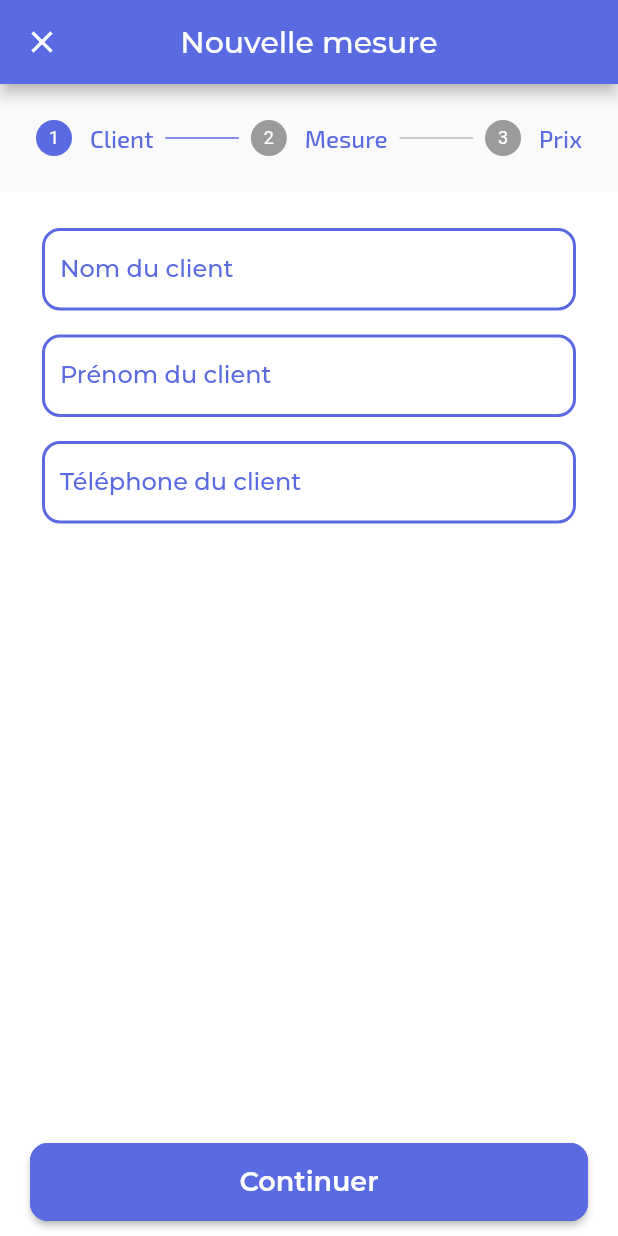
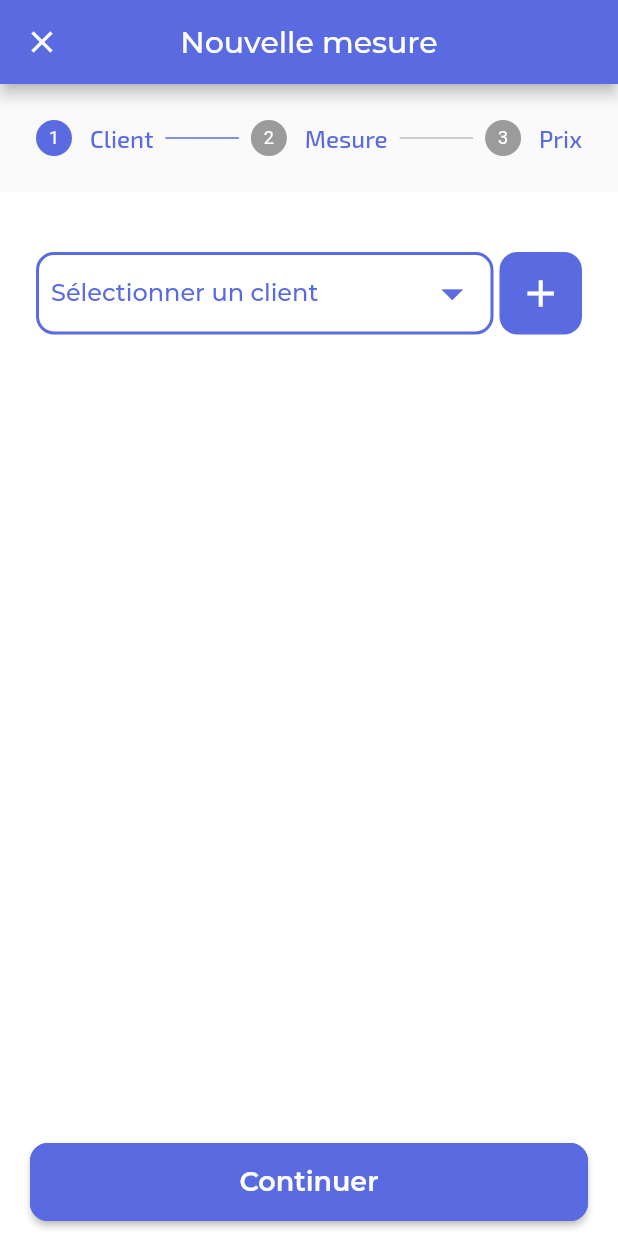
Before and after one commit to hsawadogo08/tailor_book, a Flutter app: the Tabs screen opened directly, after a tap on the "add" icon, on a phone screen of 412 x 824 dp. Run offline on Flutter 3.47's test engine with Material 2 defaults, Android fonts, the phone set to English and light mode, and no system bars; our stand-ins replace cached_network_image, cloud_firestore, convex_bottom_bar, delayed_display, easy_stepper, firebase_auth and 15 more; missing offline and left inert: dynamic_form, flutter_awesome_select, flutter_onboard, select_dialog; accounts and stored records are empty; statements that could not run were skipped.

Commit message:
Add new component

```diff
--- a/lib/main.dart
+++ b/lib/main.dart
@@ -1,3 +1,4 @@
+import 'package:cloud_firestore/cloud_firestore.dart';
 import 'package:firebase_core/firebase_core.dart';
 import 'package:flutter/material.dart';
 import 'package:flutter_bloc/flutter_bloc.dart';
@@ -17,6 +18,11 @@ void main() async {
   WidgetsFlutterBinding.ensureInitialized();
   await Firebase.initializeApp(
     options: DefaultFirebaseOptions.currentPlatform,
+  );
+  // await FirebaseFirestore.instance.enablePersistence();
+  FirebaseFirestore.instance.settings = const Settings(
+    cacheSizeBytes: Settings.CACHE_SIZE_UNLIMITED,
+    persistenceEnabled: true,
   );
   bool registedStatus = await UserService.getRegistedStatus();
   runApp(MyApp(
--- a/lib/pages/add_measure.page.dart
+++ b/lib/pages/add_measure.page.dart
@@ -9,6 +9,7 @@ import 'package:flutter/material.dart';
 import 'package:flutter_bloc/flutter_bloc.dart';
 import 'package:google_fonts/google_fonts.dart';
 import 'package:intl/intl.dart';
+import 'package:select_dialog/select_dialog.dart';
 import 'package:tailor_book/bloc/dynamic_form.bloc.dart';
 import 'package:tailor_book/constants/color.dart';
 import 'package:tailor_book/models/customer.model.dart';
@@ -22,6 +23,7 @@ import 'package:tailor_book/widgets/shared/custom_select_field.widget.dart';
 import 'package:tailor_book/widgets/shared/custom_text_field.widget.dart';
 import 'package:tailor_book/widgets/shared/dynamic_form.widget.dart';
 import 'package:tailor_book/widgets/shared/loadingSpinner.dart';
+import 'package:tailor_book/widgets/shared/select_customer.widget.dart';
 import 'package:tailor_book/widgets/shared/toast.dart';
 
 class AddMeasure extends StatefulWidget {
@@ -32,17 +34,20 @@ class AddMeasure extends StatefulWidget {
 }
 
 class _AddMeasureState extends State<AddMeasure> {
+  bool enableAddNewCustomer = false;
   List<String> typeTenues = [
     "Robe",
     "Chemise",
-    "Pantalon",
-    "Culotte",
-    "Complet",
+    "Pantalon ou Culotte",
+    "Jupe",
+    "Complet Homme",
+    "Complet Femme"
   ];
   List<Map<String, dynamic>> fields = [];
   int _currentStep = 0;
   Measurement measurement = Measurement();
 
+  final customerCtrl = TextEditingController();
   final firstNameCtrl = TextEditingController();
   final lastNameCtrl = TextEditingController();
   final totalPriceCtrl = TextEditingController();
@@ -227,7 +232,51 @@ class _AddMeasureState extends State<AddMeasure> {
     return SingleChildScrollView(
       child: Column(
         children: [
-          // const SizedBox(height: 16),
+          const SizedBox(height: 16),
+          Row(
+            children: [
+              Expanded(
+                child: SelectCustomer(
+                  onPressed: (selectedCustomer) {
+                    measurement.customer = selectedCustomer;
+                    log("${measurement.customer?.lastName}");
+                  },
+                ),
+              ),
+              const SizedBox(
+                width: 4,
+              ),
+              GestureDetector(
+                onTap: () {
+                  setState(
+                    () {
+                      enableAddNewCustomer = !enableAddNewCustomer;
+                    },
+                  );
+                },
+                child: Container(
+                  height: 55,
+                  width: 55,
+                  decoration: BoxDecoration(
+                    color:
+                        !enableAddNewCustomer ? primaryColor : secondaryColor,
+                    borderRadius: BorderRadius.circular(12),
+                  ),
+                  child: Center(
+                    child: Icon(
+                      !enableAddNewCustomer ? Icons.add : Icons.remove,
+                      color: kWhite,
+                      size: 30,
+                    ),
+                  ),
+                ),
+              ),
+            ],
+          ),
+          const SizedBox(height: 16),
+          enableAddNewCustomer
+              ? Column(
+                  children: [
                     CustomTextField(
                       hint: "Nom du client",
                       keyboardType: TextInputType.text,
@@ -243,6 +292,9 @@ class _AddMeasureState extends State<AddMeasure> {
                       keyboardType: TextInputType.phone,
                       controller: phoneCtrl,
                     ),
+                  ],
+                )
+              : const SizedBox.shrink(),
         ],
       ),
     );
@@ -456,6 +508,7 @@ class _AddMeasureState extends State<AddMeasure> {
     String lastName = lastNameCtrl.text;
     String phoneNumber = phoneCtrl.text;
 
+    if (enableAddNewCustomer) {
       if (lastName == "") {
         Toast.showFlutterToast(
           context,
@@ -472,6 +525,17 @@ class _AddMeasureState extends State<AddMeasure> {
         measurement.customer?.lastName = lastName;
         measurement.customer?.firstName = firstName;
         measurement.customer?.phoneNumber = phoneNumber;
+        setState(() {
+          _currentStep++;
+        });
+      }
+    } else if (measurement.customer?.id == '') {
+      Toast.showFlutterToast(
+        context,
+        "Aucun client sélectionné !",
+        "error",
+      );
+    } else {
       setState(() {
         _currentStep++;
       });
--- a/lib/pages/add_photo.page.dart
+++ b/lib/pages/add_photo.page.dart
@@ -1,7 +1,6 @@
 import 'dart:developer';
 import 'dart:io';
 
-import 'package:firebase_storage/firebase_storage.dart';
 import 'package:flutter/material.dart';
 import 'package:google_fonts/google_fonts.dart';
 import 'package:image_picker/image_picker.dart';
@@ -24,7 +23,10 @@ class _AddPhotoState extends State<AddPhoto> {
 
   void getImage(ImageSource source) async {
     try {
-      final pickedImage = await ImagePicker().pickImage(source: source);
+      final pickedImage = await ImagePicker().pickImage(
+        source: source,
+        imageQuality: 25,
+      );
       if (pickedImage != null) {
         imageFile = pickedImage;
         setState(() {});
--- a/lib/pages/signin.page.dart
+++ b/lib/pages/signin.page.dart
@@ -4,7 +4,6 @@ import 'package:flutter_bloc/flutter_bloc.dart';
 import 'package:google_fonts/google_fonts.dart';
 import 'package:tailor_book/bloc/signin.bloc.dart';
 import 'package:tailor_book/constants/color.dart';
-import 'package:tailor_book/pages/add_photo.page.dart';
 import 'package:tailor_book/widgets/shared/app_logo.widget.dart';
 import 'package:tailor_book/widgets/shared/custom_button.widget.dart';
 import 'package:tailor_book/widgets/shared/custom_form_field.widget.dart';
--- a/lib/services/customer.service.dart
+++ b/lib/services/customer.service.dart
@@ -17,7 +17,6 @@ class CustomerService {
   static Future<String> save(Customer customer) async {
     String userUID =
         await SharedPrefConfig.getStringData(SharePrefKeys.JWT_TOKEN);
-    log("Customer ==> $userUID");
     if (userUID == "") {
       throw Exception("Le compte est introuvable !");
     }
--- a/lib/widgets/shared/dynamic_form.widget.dart
+++ b/lib/widgets/shared/dynamic_form.widget.dart
@@ -4,7 +4,6 @@ import 'package:dynamic_form/dynamic_form.dart';
 import 'package:flutter/material.dart';
 import 'package:google_fonts/google_fonts.dart';
 import 'package:tailor_book/constants/color.dart';
-
 
 class DynamicForm extends StatefulWidget {
   final FormController formController;
@@ -39,8 +38,9 @@ class _DynamicFormState extends State<DynamicForm> {
         TextElement(
           id: element["title"],
           label: element["title"],
-          typeInput:
-              element["type"] == "NUMBER" ? TypeInput.Numeric : TypeInput.Text,
+          typeInput: TypeInput.Numeric,
+          // typeInput:
+          //     element["type"] == "NUMBER" ? TypeInput.Numeric : TypeInput.Text,
           padding: const EdgeInsets.fromLTRB(0, 0, 0, 16),
         ),
       );
--- /dev/null
+++ b/lib/widgets/shared/select_customer.widget.dart
@@ -0,0 +1,127 @@
+import 'dart:developer';
+
+import 'package:cloud_firestore/cloud_firestore.dart';
+import 'package:flutter/material.dart';
+import 'package:google_fonts/google_fonts.dart';
+import 'package:select_dialog/select_dialog.dart';
+import 'package:tailor_book/constants/color.dart';
+import 'package:tailor_book/models/customer.model.dart';
+import 'package:tailor_book/services/customer.service.dart';
+
+class SelectCustomer extends StatefulWidget {
+  final ValueSetter<Customer> onPressed;
+  const SelectCustomer({
+    super.key,
+    required this.onPressed,
+  });
+
+  @override
+  State<SelectCustomer> createState() => _SelectCustomerState();
+}
+
+class _SelectCustomerState extends State<SelectCustomer> {
+  String selectedClient = "";
+  Customer selectedCustomer = Customer();
+  List<Customer> customers = [];
+
+  @override
+  void initState() {
+    super.initState();
+    getCustomers();
+  }
+
+  void getCustomers() async {
+    QuerySnapshot<Object?> response = await CustomerService.getAll();
+    customers = response.docs
+        .map(
+          (e) => Customer.fromDocumentSnapshot(e),
+        )
+        .toList();
+    log("$customers");
+  }
+
+  @override
+  Widget build(BuildContext context) {
+    return GestureDetector(
+      onTap: showClientModal,
+      child: Container(
+        height: 55,
+        padding: const EdgeInsets.symmetric(horizontal: 8),
+        decoration: BoxDecoration(
+          border: Border.all(
+            color: primaryColor,
+            width: 2,
+          ),
+          borderRadius: BorderRadius.circular(12),
+        ),
+        child: Row(
+          children: [
+            Expanded(
+              child: Text(
+                selectedClient == ""
+                    ? "Sélectionner un client"
+                    : selectedClient,
+                style: GoogleFonts.montserrat(
+                  fontSize: 16,
+                  color: primaryColor,
+                  fontWeight: FontWeight.w500,
+                ),
+              ),
+            ),
+            const Icon(
+              Icons.arrow_drop_down_sharp,
+              color: primaryColor,
+              size: 35,
+            )
+          ],
+        ),
+      ),
+    );
+  }
+
+  void showClientModal() {
+    SelectDialog.showModal<String>(
+      context,
+      label: "Mes Clients",
+      selectedValue: selectedClient,
+      items: List.generate(
+        customers.length,
+        (index) =>
+            "${customers[index].lastName} ${customers[index].firstName} - ${customers[index].phoneNumber}",
+      ),
+      onChange: (String selected) {
+        setState(() {
+          selectedClient = selected;
+          for (Customer value in customers) {
+            String name =
+                "${value.lastName} ${value.firstName} - ${value.phoneNumber}";
+            if (name == selected) {
+              selectedCustomer = value;
+            }
+          }
+          widget.onPressed(selectedCustomer);
+
+        });
+      },
+      searchBoxDecoration: InputDecoration(
+        hintText: "Rechercher un client...",
+        hintStyle: GoogleFonts.montserrat(
+          fontSize: 14,
+          color: primaryColor,
+          fontWeight: FontWeight.w300,
+        ),
+        border: const UnderlineInputBorder(
+          borderSide: BorderSide(
+            color: primaryColor,
+            width: 4,
+          ),
+        ),
+      ),
+      titleStyle: GoogleFonts.montserrat(
+        fontSize: 16,
+        color: primaryColor,
+        fontWeight: FontWeight.w700,
+      ),
+    );
+  }
+}
--- a/lib/widgets/shared/tabs.dart
+++ b/lib/widgets/shared/tabs.dart
@@ -15,7 +15,7 @@ class Tabs extends StatefulWidget {
 }
 
 class _TabsState extends State<Tabs> {
-  int _selectedIndex = 0;
+  int _selectedIndex = 2;
 
   void _onItemTapped(int index) {
     setState(() {
@@ -76,33 +76,41 @@ class _TabsState extends State<Tabs> {
           items: <TabItem>[
             TabItem(
               icon: Icon(
-                Icons.home,
+                FontAwesomeIcons.folderOpen,
                 size: _selectedIndex == 0 ? 35 : 25,
                 color: _selectedIndex == 0 ? primaryColor : kWhite,
-              ),
-              title: 'Accueil',
-            ),
-            TabItem(
-              icon: Icon(
-                FontAwesomeIcons.folderOpen,
-                size: _selectedIndex == 1 ? 35 : 25,
-                color: _selectedIndex == 1 ? primaryColor : kWhite,
               ),
               title: 'Mesures',
             ),
             TabItem(
               icon: Icon(
                 FontAwesomeIcons.peopleGroup,
-                size: _selectedIndex == 2 ? 35 : 25,
-                color: _selectedIndex == 2 ? primaryColor : kWhite,
+                size: _selectedIndex == 1 ? 35 : 25,
+                color: _selectedIndex == 1 ? primaryColor : kWhite,
               ),
               title: 'Clients',
             ),
             TabItem(
               icon: Icon(
-                FontAwesomeIcons.userTie,
+                Icons.home,
+                size: _selectedIndex == 2 ? 35 : 25,
+                color: _selectedIndex == 2 ? primaryColor : kWhite,
+              ),
+              title: 'Accueil',
+            ),
+            TabItem(
+              icon: Icon(
+                FontAwesomeIcons.peopleCarryBox,
                 size: _selectedIndex == 3 ? 35 : 25,
                 color: _selectedIndex == 3 ? primaryColor : kWhite,
+              ),
+              title: 'Personnels',
+            ),
+            TabItem(
+              icon: Icon(
+                FontAwesomeIcons.userTie,
+                size: _selectedIndex == 4 ? 35 : 25,
+                color: _selectedIndex == 4 ? primaryColor : kWhite,
               ),
               title: 'Profil',
             ),
--- a/lib/widgets/shared/tabsItems.dart
+++ b/lib/widgets/shared/tabsItems.dart
@@ -7,8 +7,9 @@ import 'package:tailor_book/pages/measure.page.dart';
 import 'package:tailor_book/pages/profil.page.dart';
 
 const List<Widget> tabsItems = [
-  HomePage(),
   MeasurePage(),
   CustomerPage(),
+  HomePage(),
+  Center(),
   ProfilPage(),
 ];
--- a/pubspec.yaml
+++ b/pubspec.yaml
@@ -64,6 +64,8 @@ dependencies:
   path: ^1.8.1
   lazy_load_scrollview: ^1.3.0
   flutter_onboard: ^2.0.0
+  cached_network_image: ^3.2.1
+  select_dialog: ^2.0.0
 
 dev_dependencies:
   flutter_test:
```
Also changed, not shown: lib/pages/detail_measure.page.dart (+12 -6 lines), lib/widgets/shared/custom_select_field.widget.dart (+7 -5 lines), pubspec.lock. Lines whose indentation alone changed are shown as unchanged.
